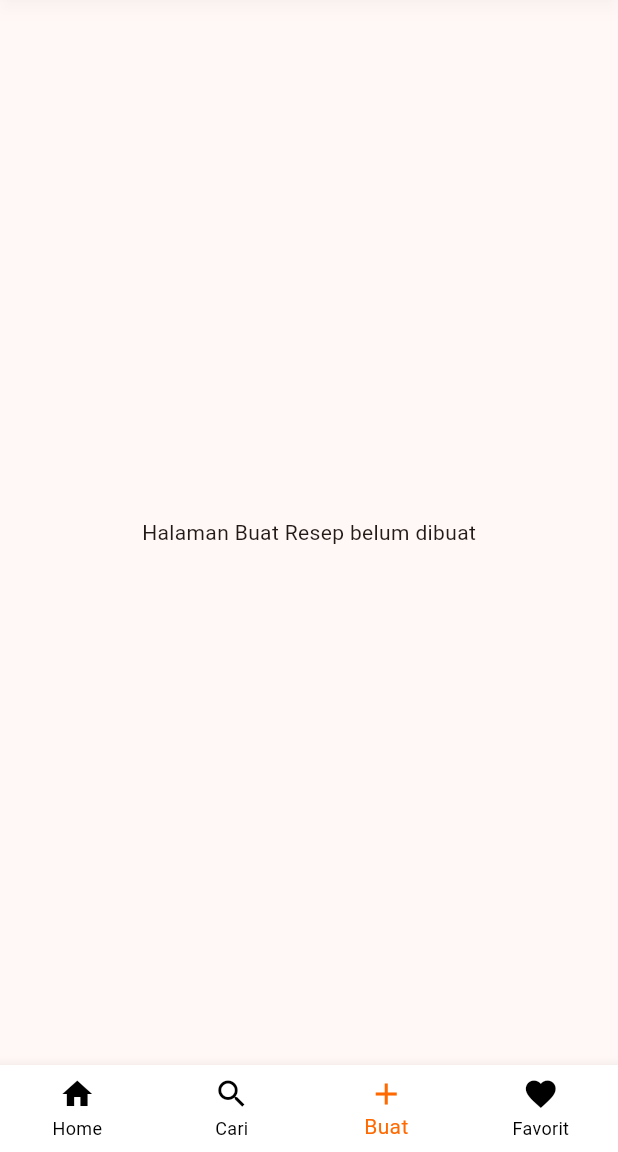
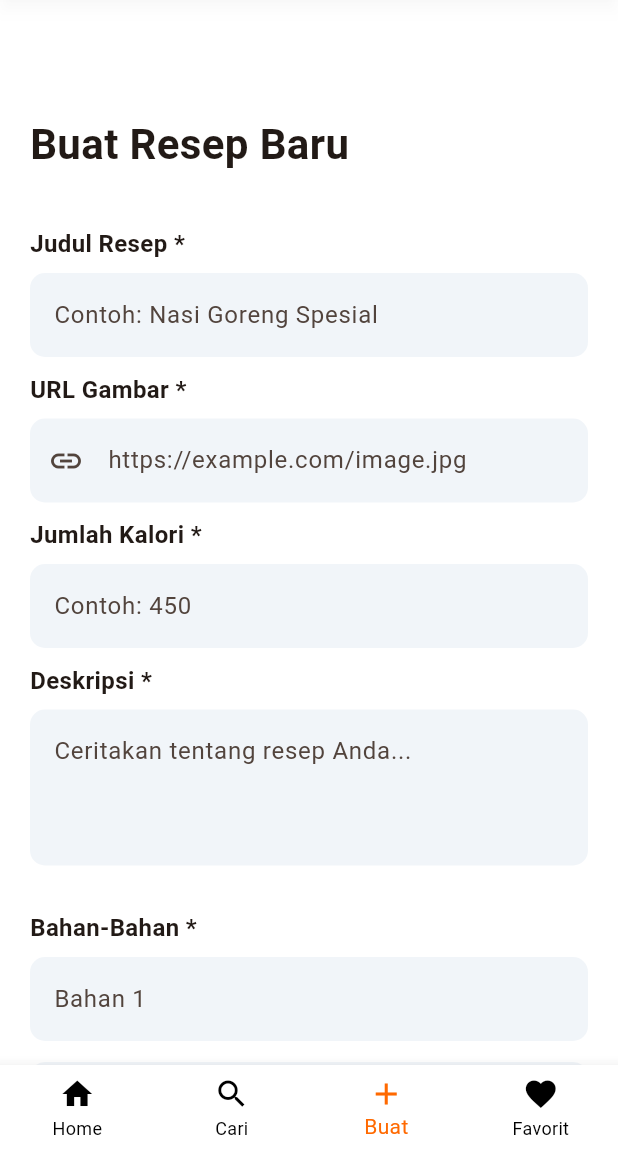
Before and after one commit to raviaja/FoodLyMobile, a Flutter app: the MainPage screen opened directly, item 3 of the bottom bar chosen, on a phone screen of 412 x 824 dp, the part 84-1236 px from its top. Run offline on Flutter 3.47's test engine with Material 3 defaults, Android fonts, the phone set to English and light mode, and no system bars; our stand-ins replace dio, flutter_local_notifications, flutter_timezone, shared_preferences, timezone; accounts and stored records are empty; network calls fail.

Commit message:
Ganti Link BE

```diff
--- a/lib/features/homescreen/services/recipe_service.dart
+++ b/lib/features/homescreen/services/recipe_service.dart
@@ -7,7 +7,7 @@ import '../model/recipe_model.dart';
 class RecipeService {
   Future<List<Recipe>> getTop5() async {
     final response = await http.get(
-      Uri.parse('http://10.0.2.2:8000/api/recipes/top/best'),
+      Uri.parse('https://foodly-backend-5mci.onrender.com/api/recipes/top/best'),
     );
 
     if (response.statusCode == 200) {
@@ -21,7 +21,7 @@ class RecipeService {
 
   Future<List<Recipe>> getLatestRecipes() async {
     final response = await http.get(
-      Uri.parse('http://10.0.2.2:8000/api/recipes'),
+      Uri.parse('https://foodly-backend-5mci.onrender.com/api/recipes/latest'),
     );
 
     if (response.statusCode == 200) {
@@ -42,7 +42,7 @@ class RecipeService {
   ) async {
     final response = await http.get(
       Uri.parse(
-        'http://10.0.2.2:8000/api/recipes?search=$name&kategori=$kategori&sort=$urutan',
+        'https://foodly-backend-5mci.onrender.com/api/recipes?search=$name&kategori=$kategori&sort=$urutan',
       ),
     );
 
--- /dev/null
+++ b/lib/features/recipescreen/pages/create_recipe_page.dart
@@ -0,0 +1,294 @@
+import 'package:flutter/material.dart';
+import 'package:dio/dio.dart';
+import 'dart:convert';
+import 'package:foodly_mobile_frontend/services/api_client.dart';
+import 'package:shared_preferences/shared_preferences.dart';
+
+class CreateRecipePage extends StatefulWidget {
+  const CreateRecipePage({super.key});
+
+  @override
+  State<CreateRecipePage> createState() => _CreateRecipePageState();
+}
+
+class _CreateRecipePageState extends State<CreateRecipePage> {
+  final _formKey = GlobalKey<FormState>();
+
+  // Controller untuk input biasa
+  final TextEditingController _titleController = TextEditingController();
+  final TextEditingController _imageUrlController = TextEditingController();
+  final TextEditingController _caloriesController = TextEditingController();
+  final TextEditingController _descriptionController = TextEditingController();
+
+  // List Controller untuk Bahan dan Langkah (Dinamis)
+  List<TextEditingController> _ingredientControllers = [TextEditingController()];
+  List<TextEditingController> _stepControllers = [TextEditingController()];
+
+  bool _isLoading = false;
+
+  // Fungsi menambah field bahan
+  void _addIngredient() {
+    setState(() {
+      _ingredientControllers.add(TextEditingController());
+    });
+  }
+
+  // Fungsi menambah field langkah
+  void _addStep() {
+    setState(() {
+      _stepControllers.add(TextEditingController());
+    });
+  }
+
+  // Fungsi kirim data ke Backend Render
+  Future<void> _submitRecipe() async {
+    if (!_formKey.currentState!.validate()) return;
+
+    setState(() => _isLoading = true);
+
+    try {
+      final prefs = await SharedPreferences.getInstance();
+      final token = prefs.getString('token');
+
+      // Siapkan data sesuai struktur yang diminta Laravel
+      Map<String, dynamic> recipeData = {
+        "title": _titleController.text,
+        "description": _descriptionController.text,
+        "image_url": _imageUrlController.text,
+        "calories": int.parse(_caloriesController.text),
+
+        // Bungkus List menjadi String menggunakan jsonEncode
+        "ingredients": jsonEncode(_ingredientControllers.map((c) => c.text).toList()),
+        "steps": jsonEncode(_stepControllers.map((c) => c.text).toList()),
+      };
+
+      final response = await ApiClient.dio.post(
+        '/recipes',
+        data: recipeData,
+        options: Options(
+          headers: {'Authorization': 'Bearer $token'},
+        ),
+      );
+
+      if (response.statusCode == 201 || response.statusCode == 200) {
+        ScaffoldMessenger.of(context).showSnackBar(
+          const SnackBar(
+            content: Text("Resep berhasil dibuat!"),
+            backgroundColor: Colors.green,
+          ),
+        );
+
+        // Reset form setelah berhasil submit
+        _titleController.clear();
+        _imageUrlController.clear();
+        _caloriesController.clear();
+        _descriptionController.clear();
+        setState(() {
+          _ingredientControllers = [TextEditingController()];
+          _stepControllers = [TextEditingController()];
+        });
+      }
+    } on DioException catch (e) {
+      String errorMessage = "Gagal membuat resep.";
+
+      if (e.response != null && e.response?.data != null) {
+        final backendData = e.response?.data;
+
+        print("=== DETEKSI ERROR VALIDASI LARAVEL ===");
+        print(backendData);
+        print("=======================================");
+
+        if (backendData is Map && backendData.containsKey('message')) {
+          errorMessage = backendData['message'];
+        } else {
+          errorMessage = backendData.toString();
+        }
+      } else {
+        errorMessage = "Error koneksi: ${e.message}";
+      }
+
+      ScaffoldMessenger.of(context).showSnackBar(
+        SnackBar(
+          content: Text(errorMessage),
+          backgroundColor: Colors.red,
+        ),
+      );
+    } catch (e) {
+      print("Error umum: $e");
+      ScaffoldMessenger.of(context).showSnackBar(
+        SnackBar(content: Text("Gagal membuat resep: $e")),
+      );
+    } finally {
+      setState(() => _isLoading = false);
+    }
+  }
+
+  @override
+  Widget build(BuildContext context) {
+    return Scaffold(
+      backgroundColor: Colors.white,
+      appBar: AppBar(
+        backgroundColor: Colors.white,
+        elevation: 0,
+        // TOMBOL KEMBALI SUDAH DIHAPUS DARI SINI
+      ),
+      body: SingleChildScrollView(
+        padding: const EdgeInsets.all(20),
+        child: Form(
+          key: _formKey,
+          child: Column(
+            crossAxisAlignment: CrossAxisAlignment.start,
+            children: [
+              const Text(
+                "Buat Resep Baru",
+                style: TextStyle(fontSize: 28, fontWeight: FontWeight.bold),
+              ),
+              const SizedBox(height: 25),
+
+              // Judul Resep
+              _buildLabel("Judul Resep *"),
+              _buildTextField(_titleController, "Contoh: Nasi Goreng Spesial"),
+
+              // URL Gambar
+              _buildLabel("URL Gambar *"),
+              _buildTextField(_imageUrlController, "https://example.com/image.jpg", icon: Icons.link),
+
+              // Kalori
+              _buildLabel("Jumlah Kalori *"),
+              _buildTextField(_caloriesController, "Contoh: 450", isNumber: true),
+
+              // Deskripsi
+              _buildLabel("Deskripsi *"),
+              _buildTextField(_descriptionController, "Ceritakan tentang resep Anda...", maxLines: 3),
+
+              const SizedBox(height: 20),
+
+              // --- BAGIAN BAHAN-BAHAN ---
+              _buildLabel("Bahan-Bahan *"),
+              ..._ingredientControllers.asMap().entries.map((entry) {
+                return Padding(
+                  padding: const EdgeInsets.only(bottom: 10),
+                  child: _buildTextField(entry.value, "Bahan ${entry.key + 1}"),
+                );
+              }).toList(),
+              _buildAddButton("Tambah Bahan", _addIngredient),
+
+              const SizedBox(height: 20),
+
+              // --- BAGIAN CARA MEMBUAT ---
+              _buildLabel("Cara Membuat *"),
+              ..._stepControllers.asMap().entries.map((entry) {
+                return Padding(
+                  padding: const EdgeInsets.only(bottom: 15),
+                  child: Row(
+                    crossAxisAlignment: CrossAxisAlignment.start,
+                    children: [
+                      Container(
+                        padding: const EdgeInsets.all(10),
+                        decoration: BoxDecoration(
+                          color: const Color(0xFFFF6900),
+                          borderRadius: BorderRadius.circular(5),
+                        ),
+                        child: Text("${entry.key + 1}", style: const TextStyle(color: Colors.white)),
+                      ),
+                      const SizedBox(width: 10),
+                      Expanded(child: _buildTextField(entry.value, "Langkah ${entry.key + 1}")),
+                    ],
+                  ),
+                );
+              }).toList(),
+              _buildAddButton("Tambah Langkah", _addStep),
+
+              const SizedBox(height: 40),
+
+              // Tombol Aksi
+              Row(
+                children: [
+                  Expanded(
+                    child: OutlinedButton(
+                      onPressed: () {
+                        // Mengosongkan form jika klik Batal
+                        _titleController.clear();
+                        _imageUrlController.clear();
+                        _caloriesController.clear();
+                        _descriptionController.clear();
+                        setState(() {
+                          _ingredientControllers = [TextEditingController()];
+                          _stepControllers = [TextEditingController()];
+                        });
+                      },
+                      style: OutlinedButton.styleFrom(
+                        padding: const EdgeInsets.symmetric(vertical: 15),
+                        shape: RoundedRectangleBorder(borderRadius: BorderRadius.circular(10)),
+                      ),
+                      child: const Text("Batal", style: TextStyle(color: Colors.black)),
+                    ),
+                  ),
+                  const SizedBox(width: 15),
+                  Expanded(
+                    child: ElevatedButton(
+                      onPressed: _isLoading ? null : _submitRecipe,
+                      style: ElevatedButton.styleFrom(
+                        backgroundColor: const Color(0xFFFF6900),
+                        padding: const EdgeInsets.symmetric(vertical: 15),
+                        shape: RoundedRectangleBorder(borderRadius: BorderRadius.circular(10)),
+                      ),
+                      child: _isLoading
+                        ? const CircularProgressIndicator(color: Colors.white)
+                        : const Text("Buat Resep", style: TextStyle(color: Colors.white)),
+                    ),
+                  ),
+                ],
+              ),
+            ],
+          ),
+        ),
+      ),
+    );
+  }
+
+  // Widget Helper untuk Label
+  Widget _buildLabel(String text) {
+    return Padding(
+      padding: const EdgeInsets.only(bottom: 8, top: 10),
+      child: Text(text, style: const TextStyle(fontWeight: FontWeight.bold, fontSize: 16)),
+    );
+  }
+
+  // Widget Helper untuk TextField
+  Widget _buildTextField(TextEditingController controller, String hint, {IconData? icon, bool isNumber = false, int maxLines = 1}) {
+    return TextFormField(
+      controller: controller,
+      keyboardType: isNumber ? TextInputType.number : TextInputType.text,
+      maxLines: maxLines,
+      decoration: InputDecoration(
+        hintText: hint,
+        prefixIcon: icon != null ? Icon(icon) : null,
+        filled: true,
+        fillColor: const Color(0xFFF1F5F9),
+        border: OutlineInputBorder(
+          borderRadius: BorderRadius.circular(10),
+          borderSide: BorderSide.none,
+        ),
+      ),
+      validator: (value) => value!.isEmpty ? "Wajib diisi" : null,
+    );
+  }
+
+  // Widget Helper untuk Tombol Tambah
+  Widget _buildAddButton(String text, VoidCallback onPressed) {
+    return SizedBox(
+      width: double.infinity,
+      child: ElevatedButton.icon(
+        onPressed: onPressed,
+        icon: const Icon(Icons.add, color: Colors.black54),
+        label: Text(text, style: const TextStyle(color: Colors.black54)),
+        style: ElevatedButton.styleFrom(
+          backgroundColor: const Color(0xFFF1F5F9),
+          elevation: 0,
+          shape: RoundedRectangleBorder(borderRadius: BorderRadius.circular(10)),
+        ),
+      ),
+    );
+  }
+}
--- a/lib/main.dart
+++ b/lib/main.dart
@@ -5,6 +5,9 @@ import './services/notif_service.dart';
 import 'package:foodly_mobile_frontend/features/homescreen/pages/homepage.dart';
 import 'package:foodly_mobile_frontend/features/searchscreen/pages/searchpage.dart';
 import 'package:foodly_mobile_frontend/screens/login_screen.dart'; // 2. Pastikan path ini sesuai dengan folder Anda
+
+// IMPORT HALAMAN BUAT RESEP DI SINI:
+import 'package:foodly_mobile_frontend/features/recipescreen/pages/create_recipe_page.dart';
 
 void main() async {
   WidgetsFlutterBinding.ensureInitialized();
@@ -43,9 +46,8 @@ class MyApp extends StatelessWidget {
         useMaterial3: true,
       ),
       // 6. LOGIKA ROUTING UTAMA:
-      // Jika isLoggedIn true -> masuk ke MainPage (yang ada navbar)
-      // Jika isLoggedIn false -> masuk ke LoginScreen
-      home: const MainPage(),
+      // Pastikan menggunakan pengecekan isLoggedIn agar aman
+      home: isLoggedIn ? const MainPage() : const LoginScreen(),
     );
   }
 }
@@ -60,11 +62,11 @@ class MainPage extends StatefulWidget {
 class _MainPageState extends State<MainPage> {
   int _selectedIndex = 0;
 
-  // 7. Tambahkan halaman dummy untuk index 2 dan 3 agar tidak crash saat diklik
+  // 7. Masukkan CreateRecipePage ke dalam daftar halaman
   final List<Widget> _pages = const [
     HomePage(),
     SearchPage(),
-    Center(child: Text("Halaman Buat Resep belum dibuat")), // Index 2 (Buat)
+    CreateRecipePage(), // <--- HALAMAN BUAT RESEP SUDAH AKTIF
     Center(child: Text("Halaman Favorit belum dibuat")), // Index 3 (Favorit)
   ];
 
@@ -124,7 +126,10 @@ class _MainPageState extends State<MainPage> {
         shape: const Border(bottom: BorderSide(color: Colors.grey, width: 1)),
       ),
 
-      body: _pages[_selectedIndex],
+      body: IndexedStack(
+        index: _selectedIndex,
+        children: _pages,
+      ),
 
       bottomNavigationBar: BottomNavigationBar(
         backgroundColor: Colors.white,
--- a/lib/services/api_client.dart
+++ b/lib/services/api_client.dart
@@ -4,7 +4,7 @@ class ApiClient {
   static final Dio dio = Dio(
     BaseOptions(
       // Menggunakan IPv4 dari koneksi Wi-Fi Anda
-      baseUrl: 'http://192.168.18.162:8000/api',
+      baseUrl: 'https://foodly-backend-5mci.onrender.com/api/',
       headers: {
         'Content-Type': 'application/json',
         'Accept': 'application/json',
```
Also changed, not shown: pubspec.lock, 1 other file.
